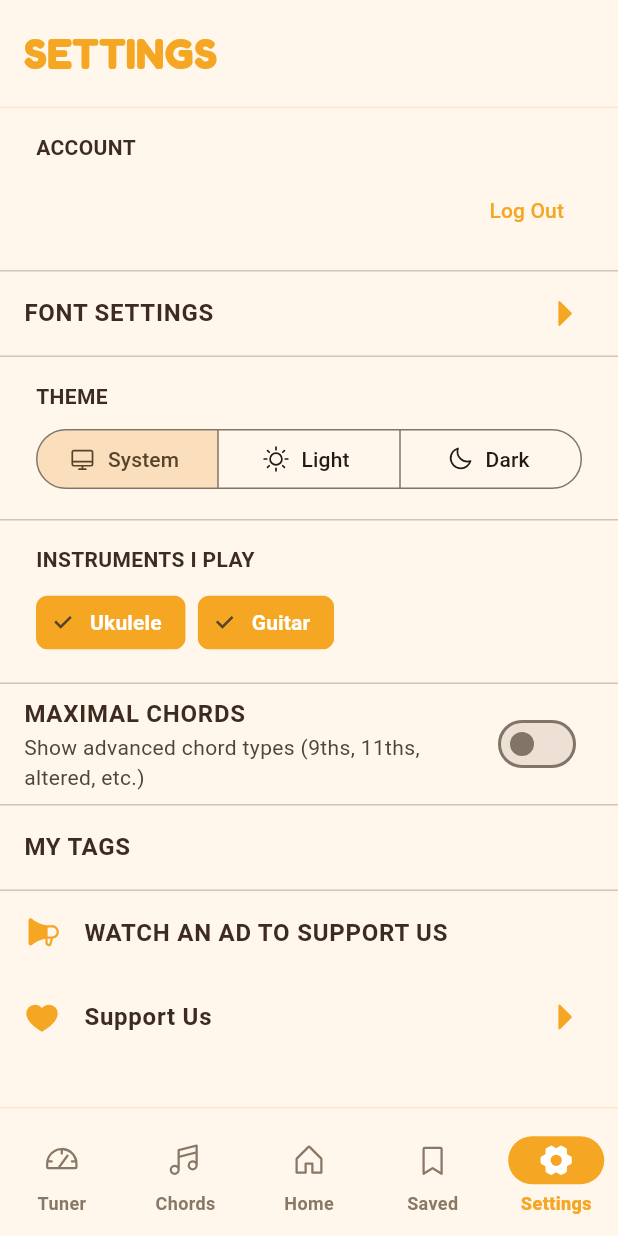
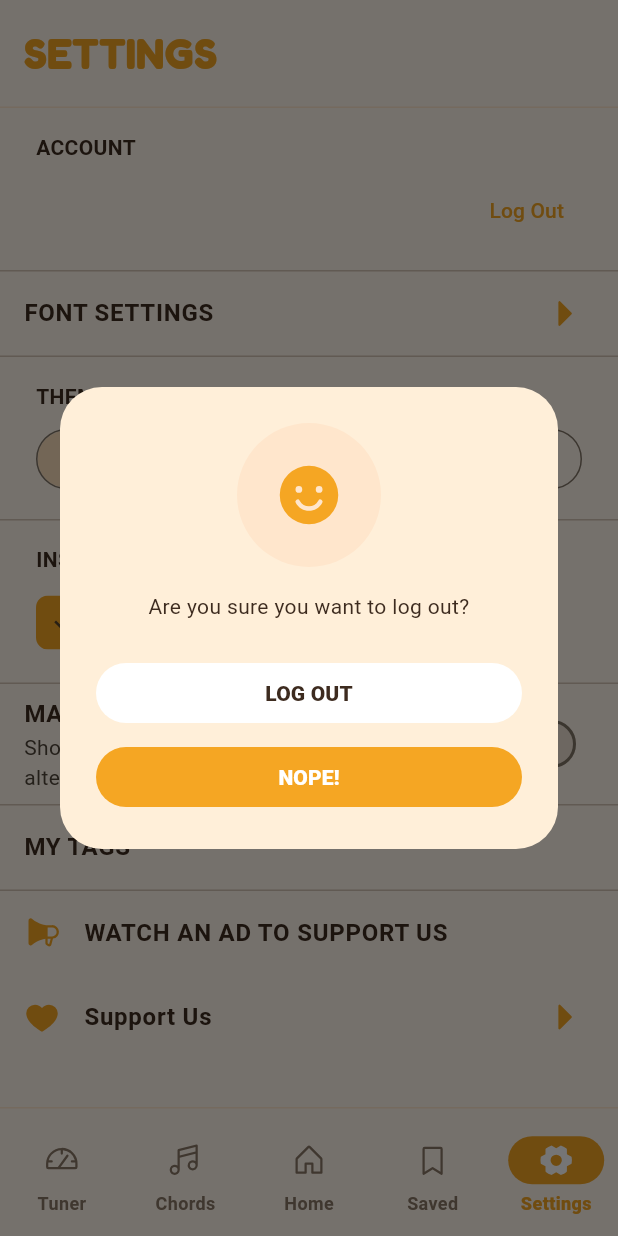
Before and after one commit to SirBepy/joes_tabs, a Flutter app: the SettingsScreen screen opened by its route, after a tap on "Log Out", on a phone screen of 412 x 824 dp. Run offline on Flutter 3.47's test engine with Material 3 defaults, Android fonts, the phone set to English and light mode, and no system bars; our stand-ins replace drift, flutter_riverpod, freezed_annotation, go_router, google_mobile_ads, google_sign_in and 4 more; missing offline and left inert: dart:js_interop, record, sqlite3; accounts and stored records are empty; generated files the repository leaves out were written again; statements that could not run were skipped.

Commit message:
FEAT: add a Log In / Register card to signed-out Home, a Trending SEE ALL link, one confirmed Log Out in Settings, and dark palette tokens for Home and Settings

```diff
--- a/apps/app/lib/screens/home_screen.dart
+++ b/apps/app/lib/screens/home_screen.dart
@@ -8,6 +8,7 @@ import 'package:phosphor_flutter/phosphor_flutter.dart';
 import '../router/app_routes.dart';
 import '../state/favorites_provider.dart';
 import '../theme/app_colors.dart';
+import '../theme/app_palette.dart';
 import '../theme/app_spacing.dart';
 import '../widgets/brand_mascot.dart';
 import '../widgets/song_tiles.dart';
@@ -27,9 +28,8 @@ class HomeScreen extends ConsumerWidget {
 
     // Logged in: greet by email (name part). Anonymous: a generic welcome.
     final greetingTop = user == null ? 'WELCOME' : 'WELCOME BACK';
-    final greetingName = user == null
-        ? 'Tap Log In to sync your tabs'
-        : '${_displayName(user.email)}!';
+    // Signed out has no subtitle: the sign-in card below carries the prompt.
+    final greetingName = user == null ? null : '${_displayName(user.email)}!';
 
     return ListView(
       padding: const EdgeInsets.symmetric(vertical: AppSpacing.lg),
@@ -40,12 +40,17 @@ class HomeScreen extends ConsumerWidget {
             child: Column(
               children: [
                 Text(greetingTop, style: textTheme.headlineMedium),
-                Text(
-                  greetingName,
-                  style: textTheme.titleMedium?.copyWith(
-                    color: AppColors.orange.withValues(alpha: 0.6),
+                if (greetingName != null)
+                  Text(
+                    greetingName,
+                    style: textTheme.titleMedium?.copyWith(
+                      color: AppColors.orange.withValues(alpha: 0.6),
+                    ),
                   ),
-                ),
+                if (user == null) ...[
+                  const SizedBox(height: AppSpacing.md),
+                  const _SignInCard(),
+                ],
                 const SizedBox(height: AppSpacing.md),
                 // Brand mascot placeholder (orange ukulele character TBD).
                 const BrandMascot(size: 140),
@@ -57,11 +62,22 @@ class HomeScreen extends ConsumerWidget {
         _SectionLabel(
           'SAVED TABS',
           // "ALL SAVED TABS >" link routes to the full saved list.
-          trailing: _AllSavedLink(),
+          trailing: const _SectionLink(
+            label: 'ALL SAVED TABS',
+            route: AppRoutes.saved,
+            push: true,
+          ),
         ),
         _SavedRow(favoriteIds: favoriteIds, trending: trending),
         const SizedBox(height: AppSpacing.lg),
-        const _SectionLabel('TRENDING'),
+        const _SectionLabel(
+          'TRENDING',
+          trailing: _SectionLink(
+            key: Key('home-trending-see-all'),
+            label: 'SEE ALL',
+            route: AppRoutes.trending,
+          ),
+        ),
         trending.when(
           loading: () => const Padding(
             padding: EdgeInsets.all(AppSpacing.xl),
@@ -94,19 +110,19 @@ class _TrendingPanel extends StatelessWidget {
     return Container(
       margin: const EdgeInsets.symmetric(horizontal: AppSpacing.lg),
       decoration: BoxDecoration(
-        color: AppColors.cardPeach,
+        color: context.palette.card,
         borderRadius: BorderRadius.circular(AppSpacing.radius),
       ),
       child: Column(
         children: [
           for (var i = 0; i < songs.length; i++) ...[
             if (i > 0)
-              const Divider(
+              Divider(
                 height: 1,
                 thickness: 1,
                 indent: AppSpacing.lg,
                 endIndent: AppSpacing.lg,
-                color: AppColors.peach,
+                color: context.palette.divider,
               ),
             SongListTile(song: songs[i]),
           ],
@@ -116,23 +132,32 @@ class _TrendingPanel extends StatelessWidget {
   }
 }
 
-/// The "ALL SAVED TABS >" navigation link shown to the right of the SAVED TABS
-/// section header.
-class _AllSavedLink extends StatelessWidget {
+/// A "LABEL >" navigation link pinned to the right of a section header.
+/// Saved is a sibling tab, so it is pushed; Trending is nested under Home, so
+/// `go` stacks it on Home and back pops to Home.
+class _SectionLink extends StatelessWidget {
+  const _SectionLink({
+    super.key,
+    required this.label,
+    required this.route,
+    this.push = false,
+  });
+
+  final String label;
+  final String route;
+  final bool push;
+
   @override
   Widget build(BuildContext context) {
     return InkWell(
       borderRadius: BorderRadius.circular(AppSpacing.radiusPill),
-      onTap: () => context.push(AppRoutes.saved),
+      onTap: () => push ? context.push(route) : context.go(route),
       child: Padding(
         padding: const EdgeInsets.symmetric(vertical: 2),
         child: Row(
           mainAxisSize: MainAxisSize.min,
           children: [
-            Text(
-              'ALL SAVED TABS',
-              style: Theme.of(context).textTheme.titleLarge,
-            ),
+            Text(label, style: Theme.of(context).textTheme.titleLarge),
             const SizedBox(width: AppSpacing.xs),
             const Icon(
               PhosphorIconsRegular.caretRight,
@@ -141,6 +166,58 @@ class _AllSavedLink extends StatelessWidget {
             ),
           ],
         ),
+      ),
+    );
+  }
+}
+
+/// Signed-out prompt under the greeting: why to sign in plus Log In / Register.
+class _SignInCard extends StatelessWidget {
+  const _SignInCard();
+
+  @override
+  Widget build(BuildContext context) {
+    final palette = context.palette;
+    return Container(
+      key: const Key('home-login-cta'),
+      width: double.infinity,
+      padding: const EdgeInsets.all(AppSpacing.md),
+      decoration: BoxDecoration(
+        color: palette.card,
+        borderRadius: BorderRadius.circular(AppSpacing.radius),
+      ),
+      child: Column(
+        children: [
+          Text(
+            'Log in to sync your saved tabs across devices.',
+            textAlign: TextAlign.center,
+            style: TextStyle(color: palette.ink, fontWeight: FontWeight.w600),
+          ),
+          const SizedBox(height: AppSpacing.md),
+          Row(
+            children: [
+              Expanded(
+                child: FilledButton(
+                  key: const Key('home-cta-log-in'),
+                  onPressed: () => context.push(AppRoutes.login),
+                  child: const Text('Log In'),
+                ),
+              ),
+              const SizedBox(width: AppSpacing.md),
+              Expanded(
+                child: OutlinedButton(
+                  key: const Key('home-cta-register'),
+                  style: OutlinedButton.styleFrom(
+                    foregroundColor: AppColors.orange,
+                    side: const BorderSide(color: AppColors.orange),
+                  ),
+                  onPressed: () => context.push(AppRoutes.register),
+                  child: const Text('Register'),
+                ),
+              ),
+            ],
+          ),
+        ],
       ),
     );
   }
--- a/apps/app/lib/screens/settings_screen.dart
+++ b/apps/app/lib/screens/settings_screen.dart
@@ -18,9 +18,9 @@ import '../widgets/brand_mascot.dart';
 /// Wireframe list of rows: an expandable Font Settings group (size stepper),
 /// a 3-way Theme selector (System / Light / Dark, bound to [themeModeProvider]),
 /// an "Instruments I play" multi-select (min one, bound to [instrumentsProvider]
-/// and read app-wide to control picker visibility), My Tags (placeholder), and,
-/// while signed in, Log Out and Delete Account rows that each open a mascot
-/// confirmation dialog.
+/// and read app-wide to control picker visibility), My Tags (placeholder), an
+/// Account section whose Log Out opens a mascot confirmation dialog, and, while
+/// signed in, a Delete Account row that opens the same kind of dialog.
 class SettingsScreen extends ConsumerStatefulWidget {
   const SettingsScreen({super.key});
 
@@ -38,6 +38,7 @@ class _SettingsScreenState extends ConsumerState<SettingsScreen> {
     final instruments = ref.watch(instrumentsProvider);
     final maximalChords = ref.watch(maximalChordsProvider);
     final user = ref.watch(currentUserProvider);
+    final palette = context.palette;
 
     return ListView(
       children: [
@@ -90,8 +91,8 @@ class _SettingsScreenState extends ConsumerState<SettingsScreen> {
           ),
         const Divider(height: 1),
         // THEME (System / Light / Dark).
-        const Padding(
-          padding: EdgeInsets.fromLTRB(
+        Padding(
+          padding: const EdgeInsets.fromLTRB(
             AppSpacing.lg,
             AppSpacing.md,
             AppSpacing.lg,
@@ -99,10 +100,7 @@ class _SettingsScreenState extends ConsumerState<SettingsScreen> {
           ),
           child: Text(
             'THEME',
-            style: TextStyle(
-              fontWeight: FontWeight.w700,
-              color: AppColors.textDark,
-            ),
+            style: TextStyle(fontWeight: FontWeight.w700, color: palette.ink),
           ),
         ),
         Padding(
@@ -140,8 +138,8 @@ class _SettingsScreenState extends ConsumerState<SettingsScreen> {
         const Divider(height: 1),
         // INSTRUMENTS I PLAY (multi-select, min one). Controls picker
         // visibility app-wide.
-        const Padding(
-          padding: EdgeInsets.fromLTRB(
+        Padding(
+          padding: const EdgeInsets.fromLTRB(
             AppSpacing.lg,
             AppSpacing.md,
             AppSpacing.lg,
@@ -149,10 +147,7 @@ class _SettingsScreenState extends ConsumerState<SettingsScreen> {
           ),
           child: Text(
             'INSTRUMENTS I PLAY',
-            style: TextStyle(
-              fontWeight: FontWeight.w700,
-              color: AppColors.textDark,
-            ),
+            style: TextStyle(fontWeight: FontWeight.w700, color: palette.ink),
           ),
         ),
         Padding(
@@ -173,7 +168,7 @@ class _SettingsScreenState extends ConsumerState<SettingsScreen> {
                   selected: instruments.contains(slug),
                   showCheckmark: true,
                   selectedColor: AppColors.orange,
-                  backgroundColor: AppColors.peach,
+                  backgroundColor: palette.chip,
                   labelStyle: TextStyle(
                     color: instruments.contains(slug)
                         ? AppColors.white
@@ -199,12 +194,9 @@ class _SettingsScreenState extends ConsumerState<SettingsScreen> {
           key: const Key('maximal-chords-switch'),
           value: maximalChords,
           activeThumbColor: AppColors.orange,
-          title: const Text(
+          title: Text(
             'MAXIMAL CHORDS',
-            style: TextStyle(
-              fontWeight: FontWeight.w700,
-              color: AppColors.textDark,
-            ),
+            style: TextStyle(fontWeight: FontWeight.w700, color: palette.ink),
           ),
           subtitle: const Text(
             'Show advanced chord types (9ths, 11ths, altered, etc.)',
@@ -224,18 +216,10 @@ class _SettingsScreenState extends ConsumerState<SettingsScreen> {
         // the row is disabled with a caption, since AdMob has no web support.
         _buildWatchAdRow(),
         const _SupportUsRow(),
-        // LOG OUT only makes sense while signed in; anonymous users see nothing.
+        // Log out lives in the Account section; only deletion is down here.
         if (user != null) ...[
           const SizedBox(height: AppSpacing.xl),
-          const Divider(height: 1, color: AppColors.peach),
-          _Row(
-            label: 'LOG OUT',
-            trailing: const Icon(
-              PhosphorIconsFill.caretRight,
-              color: AppColors.orange,
-            ),
-            onTap: () => _confirmLogout(context),
-          ),
+          Divider(height: 1, color: palette.divider),
           // Google Play requires in-app deletion for apps that create accounts.
           _Row(
             key: const Key('delete-account-row'),
@@ -256,20 +240,18 @@ class _SettingsScreenState extends ConsumerState<SettingsScreen> {
   Widget _buildWatchAdRow() {
     final adService = ref.watch(adServiceProvider);
     final supported = adService.isSupported;
+    final palette = context.palette;
 
     return ListTile(
       key: const Key('watch-ad-row'),
       enabled: supported,
       leading: Icon(
         PhosphorIconsFill.megaphone,
-        color: supported ? AppColors.orange : AppColors.textDark,
+        color: supported ? AppColors.orange : palette.ink,
       ),
-      title: const Text(
+      title: Text(
         'WATCH AN AD TO SUPPORT US',
-        style: TextStyle(
-          fontWeight: FontWeight.w700,
-          color: AppColors.textDark,
-        ),
+        style: TextStyle(fontWeight: FontWeight.w700, color: palette.ink),
       ),
       subtitle: supported
           ? null
@@ -279,23 +261,6 @@ class _SettingsScreenState extends ConsumerState<SettingsScreen> {
             ),
       onTap: supported ? () => runWatchAdFlow(context, adService) : null,
     );
-  }
-
-  Future<void> _confirmLogout(BuildContext context) async {
-    final confirmed = await showDialog<bool>(
-      context: context,
-      builder: (_) => const _ConfirmDialog(
-        message: 'Are you sure you want to log out?',
-        confirmLabel: 'LOG OUT',
-      ),
-    );
-    if (confirmed != true) return;
-    await ref.read(authServiceProvider).signOut();
-    if (context.mounted) {
-      ScaffoldMessenger.of(
-        context,
-      ).showSnackBar(const SnackBar(content: Text('Signed out.')));
-    }
   }
 
   Future<void> _confirmDeleteAccount(BuildContext context) async {
@@ -326,6 +291,23 @@ class _SettingsScreenState extends ConsumerState<SettingsScreen> {
       );
     }
   }
+}
+
+/// Asks before signing out, so a stray tap on Log Out never drops the session.
+Future<void> _confirmLogout(BuildContext context, WidgetRef ref) async {
+  // Captured before the dialog's await so the snackbar never reads a stale
+  // context.
+  final messenger = ScaffoldMessenger.of(context);
+  final confirmed = await showDialog<bool>(
+    context: context,
+    builder: (_) => const _ConfirmDialog(
+      message: 'Are you sure you want to log out?',
+      confirmLabel: 'LOG OUT',
+    ),
+  );
+  if (confirmed != true) return;
+  await ref.read(authServiceProvider).signOut();
+  messenger.showSnackBar(const SnackBar(content: Text('Signed out.')));
 }
 
 /// Account entry points: Log In and Register while signed out, the email and a
@@ -388,7 +370,7 @@ class _AccountSection extends ConsumerWidget {
                 ),
                 TextButton(
                   key: const Key('account-log-out'),
-                  onPressed: () => ref.read(authServiceProvider).signOut(),
+                  onPressed: () => _confirmLogout(context, ref),
                   child: const Text('Log Out'),
                 ),
               ],
@@ -437,9 +419,9 @@ class _Row extends StatelessWidget {
       onTap: onTap,
       title: Text(
         label,
-        style: const TextStyle(
+        style: TextStyle(
           fontWeight: FontWeight.w700,
-          color: AppColors.textDark,
+          color: context.palette.ink,
         ),
       ),
       trailing: trailing,
@@ -458,8 +440,9 @@ class _ConfirmDialog extends StatelessWidget {
 
   @override
   Widget build(BuildContext context) {
+    final palette = context.palette;
     return Dialog(
-      backgroundColor: AppColors.cardPeach,
+      backgroundColor: palette.card,
       child: Padding(
         padding: const EdgeInsets.all(AppSpacing.lg),
         child: Column(
@@ -470,12 +453,13 @@ class _ConfirmDialog extends StatelessWidget {
             Text(
               message,
               textAlign: TextAlign.center,
-              style: const TextStyle(color: AppColors.textDark),
+              style: TextStyle(color: palette.ink),
             ),
             const SizedBox(height: AppSpacing.lg),
             SizedBox(
               width: double.infinity,
               child: TextButton(
+                // White with forced dark text stays readable on both themes.
                 style: TextButton.styleFrom(
                   backgroundColor: AppColors.white,
                   foregroundColor: AppColors.textDark,
```
Also changed, not shown: 3 other files.
